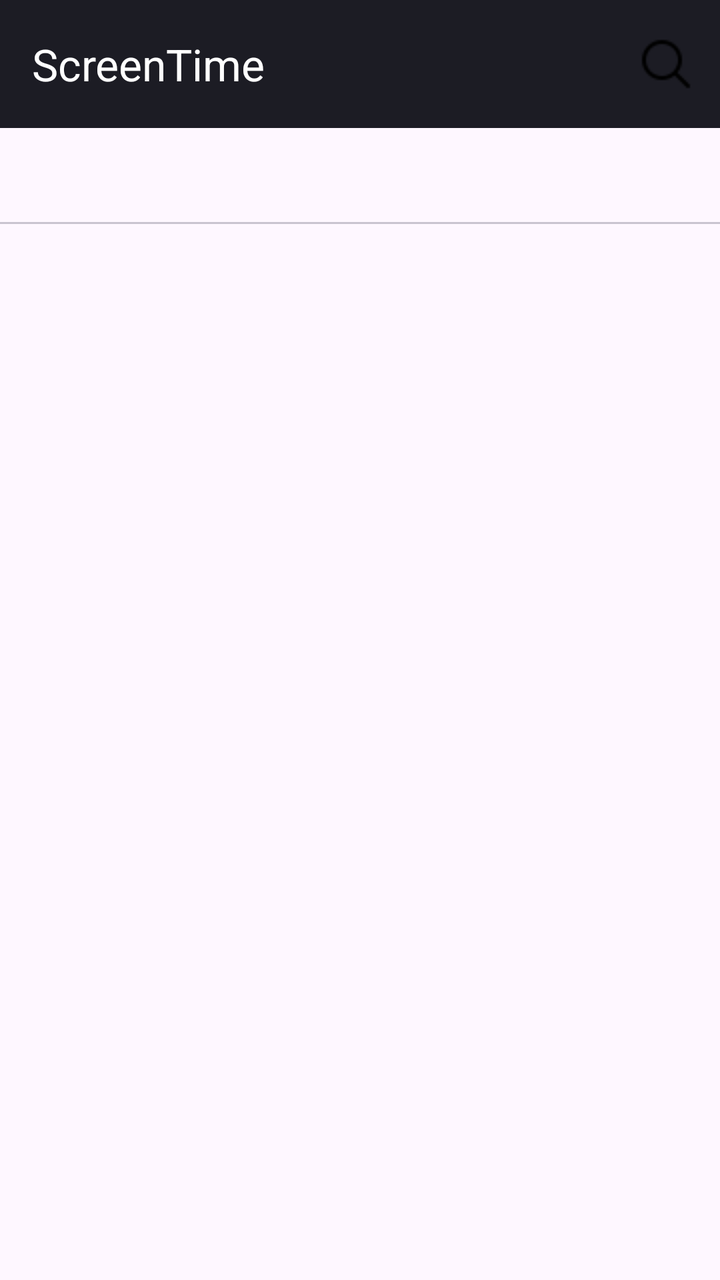
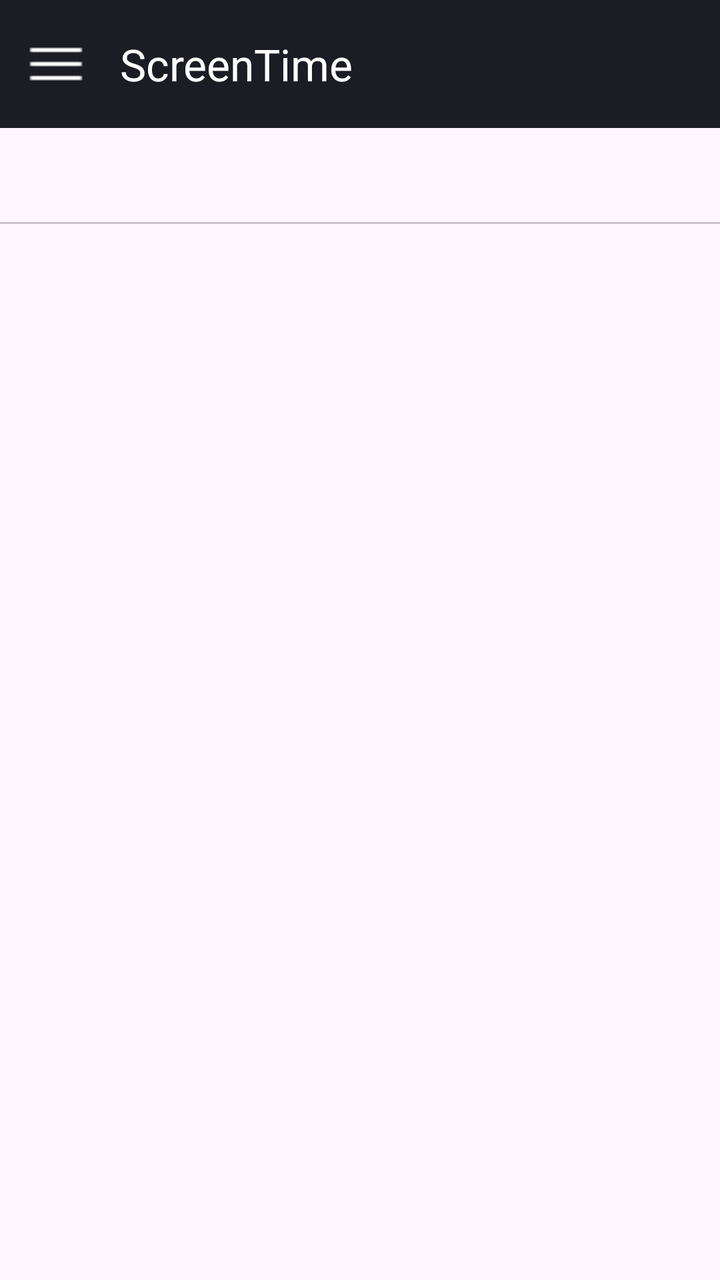

The first picture is an Android layout as it rendered before a commit; the second is the same layout after the commit. The layout source and the unified diff follow.
<!-- AndroidManifest.xml: application theme Theme.ScreenTime -->
<!-- res/layout/activity_home.xml -->
<?xml version="1.0" encoding="utf-8"?>
<androidx.constraintlayout.widget.ConstraintLayout xmlns:android="http://schemas.android.com/apk/res/android"
    android:layout_width="match_parent"
    android:layout_height="match_parent"
    xmlns:app="http://schemas.android.com/apk/res-auto">

    <com.google.android.material.appbar.AppBarLayout
        android:layout_width="match_parent"
        android:layout_height="wrap_content"
        app:layout_constraintTop_toTopOf="parent">

    <com.google.android.material.appbar.MaterialToolbar
        android:id="@+id/topAppBar"
        android:layout_width="match_parent"
        android:layout_height="?attr/actionBarSize"
        android:background="@color/colorPrimary"
        app:menu="@menu/top_app_bar_menu"
        app:navigationIcon="drawable/ic_menu"
        app:title="@string/app_name"
        app:titleTextColor="@color/colorOnPrimary"
        app:layout_constraintTop_toTopOf="parent"
        />

    <com.google.android.material.tabs.TabLayout
        android:id="@+id/tabLayout"
        android:layout_width="match_parent"
        android:layout_height="wrap_content"
        app:layout_constraintTop_toBottomOf="@+id/topAppBar"
        app:tabIndicatorColor="@color/colorAccent"
        app:tabSelectedTextColor="@color/colorAccent"
        app:tabTextColor="@color/colorOnPrimary"/>

    </com.google.android.material.appbar.AppBarLayout>

    <androidx.viewpager2.widget.ViewPager2
        android:id="@+id/viewPager"
        android:layout_width="match_parent"
        android:layout_height="match_parent"/>


</androidx.constraintlayout.widget.ConstraintLayout>
<!-- resources referenced by this layout -->
<resources>
  <color name="colorAccent">#E63946</color>
  <color name="colorOnPrimary">#FFFFFF</color>
  <color name="colorPrimary">#1C1C24</color>
  <string name="app_name">ScreenTime</string>
  <style name="Theme.ScreenTime" parent="Base.Theme.ScreenTime" />
  <style name="Base.Theme.ScreenTime" parent="Theme.Material3.DayNight.NoActionBar">
          
          
      </style>
</resources>

<!-- the commit's change to res/layout/activity_home.xml (unified diff, before → after) -->
@@ -1,41 +1,70 @@
 <?xml version="1.0" encoding="utf-8"?>
-<androidx.constraintlayout.widget.ConstraintLayout xmlns:android="http://schemas.android.com/apk/res/android"
+<androidx.drawerlayout.widget.DrawerLayout xmlns:android="http://schemas.android.com/apk/res/android"
+    xmlns:app="http://schemas.android.com/apk/res-auto"
+    android:id="@+id/drawerLayout"
     android:layout_width="match_parent"
-    android:layout_height="match_parent"
-    xmlns:app="http://schemas.android.com/apk/res-auto">
+    android:layout_height="match_parent">
 
-    <com.google.android.material.appbar.AppBarLayout
+    <LinearLayout
+        android:id="@+id/mainContent"
+        android:orientation="vertical"
         android:layout_width="match_parent"
+        android:layout_height="match_parent">
+
+        <com.google.android.material.appbar.MaterialToolbar
+            android:id="@+id/topAppBar"
+            android:layout_width="match_parent"
+            android:layout_height="?attr/actionBarSize"
+            android:background="@color/colorPrimary"
+            app:navigationIcon="@drawable/ic_menu_white"
+            app:title="@string/app_name"
+            app:titleTextColor="@color/colorOnPrimary" />
+
+        <com.google.android.material.tabs.TabLayout
+            android:id="@+id/tabLayout"
+            android:layout_width="match_parent"
+            android:layout_height="wrap_content"
+            app:tabIndicatorColor="@color/colorSecondary"
+            app:tabSelectedTextColor="@color/colorSecondaryVariant"
+            app:tabTextColor="@color/colorOnSecondary" />
+
+        <androidx.viewpager2.widget.ViewPager2
+            android:id="@+id/viewPager"
+            android:layout_width="match_parent"
+            android:layout_height="0dp"
+            android:layout_weight="1" />
+
+    </LinearLayout>
+
+    <com.google.android.material.navigation.NavigationView
+        android:id="@+id/navigationView"
+        android:layout_width="wrap_content"
+        android:layout_height="match_parent"
+        android:layout_gravity="start"
+        app:headerLayout="@layout/drawer_header"
+        app:menu="@menu/drawer_menu" />
+
+</androidx.drawerlayout.widget.DrawerLayout>
+<!-- res/layout/drawer_header.xml (included above) -->
+<LinearLayout xmlns:android="http://schemas.android.com/apk/res/android"
+    android:orientation="vertical"
+    android:padding="24dp"
+    android:background="@color/colorPrimary"
+    android:layout_width="match_parent"
+    android:layout_height="160dp">
+
+    <ImageView
+        android:id="@+id/headerImage"
+        android:src="@drawable/ic_papa"
+        android:layout_width="64dp"
+        android:layout_height="64dp"/>
+
+    <TextView
+        android:id="@+id/headerName"
+        android:text="@string/user_name"
+        android:textSize="18sp"
+        android:textColor="@android:color/white"
         android:layout_height="wrap_content"
-        app:layout_constraintTop_toTopOf="parent">
-
-    <com.google.android.material.appbar.MaterialToolbar
-        android:id="@+id/topAppBar"
-        android:layout_width="match_parent"
-        android:layout_height="?attr/actionBarSize"
-        android:background="@color/colorPrimary"
-        app:menu="@menu/top_app_bar_menu"
-        app:navigationIcon="drawable/ic_menu"
-        app:title="@string/app_name"
-        app:titleTextColor="@color/colorOnPrimary"
-        app:layout_constraintTop_toTopOf="parent"
-        />
-
-    <com.google.android.material.tabs.TabLayout
-        android:id="@+id/tabLayout"
-        android:layout_width="match_parent"
-        android:layout_height="wrap_content"
-        app:layout_constraintTop_toBottomOf="@+id/topAppBar"
-        app:tabIndicatorColor="@color/colorAccent"
-        app:tabSelectedTextColor="@color/colorAccent"
-        app:tabTextColor="@color/colorOnPrimary"/>
-
-    </com.google.android.material.appbar.AppBarLayout>
-
-    <androidx.viewpager2.widget.ViewPager2
-        android:id="@+id/viewPager"
-        android:layout_width="match_parent"
-        android:layout_height="match_parent"/>
-
-
-</androidx.constraintlayout.widget.ConstraintLayout>
+        android:layout_width="wrap_content"
+        android:layout_marginTop="12dp"/>
+</LinearLayout>
<!-- resource entries referenced after the edit -->
@@ -1,9 +1,14 @@
 <!-- resources referenced by this layout -->
 <resources>
-  <color name="colorAccent">#E63946</color>
   <color name="colorOnPrimary">#FFFFFF</color>
+  <color name="colorOnSecondary">#000000</color>
   <color name="colorPrimary">#1C1C24</color>
+  <color name="colorSecondary">#C6A667</color>
+  <color name="colorSecondaryVariant">#B08E54</color>
+  <!-- drawable ic_menu_white: png bitmap (drawable, 130 bytes) -->
+  <!-- drawable ic_papa: jpg bitmap (drawable, 65536 bytes) -->
   <string name="app_name">ScreenTime</string>
+  <string name="user_name">Usuario</string>
   <style name="Theme.ScreenTime" parent="Base.Theme.ScreenTime" />
   <style name="Base.Theme.ScreenTime" parent="Theme.Material3.DayNight.NoActionBar">
           
